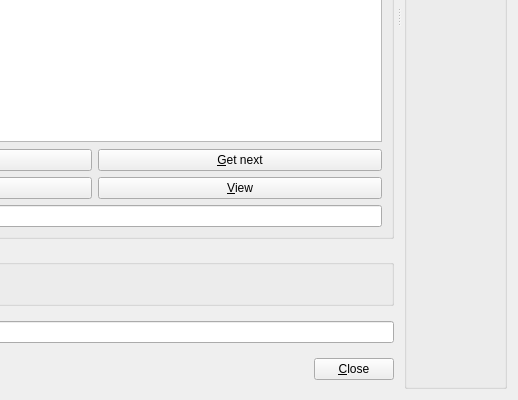
Old version of the form qtCreatorFiles/ui_marker.ui in the repository plomgrading/plom; both pictures show x 506 to 1024 and y 368 to 768 of the 1024 by 768 pixel window.
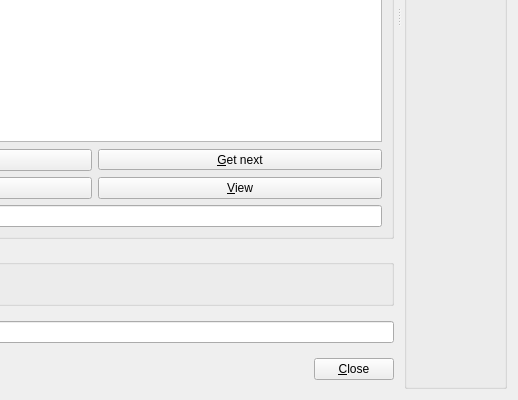
New version of the form. Custom widgets are drawn as their Qt base class.

Commit message: Client: Request paper n instead of next available

The edit to the form file:
```diff
--- a/qtCreatorFiles/ui_marker.ui
+++ b/qtCreatorFiles/ui_marker.ui
@@ -147,16 +147,6 @@
                </property>
               </widget>
              </item>
-             <item row="0" column="2">
-              <widget class="QPushButton" name="getNextButton">
-               <property name="focusPolicy">
-                <enum>Qt::NoFocus</enum>
-               </property>
-               <property name="text">
-                <string>&amp;Get next</string>
-               </property>
-              </widget>
-             </item>
              <item row="1" column="0">
               <widget class="QPushButton" name="deferButton">
                <property name="focusPolicy">
@@ -184,6 +174,22 @@
                </property>
               </widget>
              </item>
+             <item row="0" column="2">
+              <widget class="QToolButton" name="getNextButton">
+               <property name="sizePolicy">
+                <sizepolicy hsizetype="Minimum" vsizetype="Fixed">
+                 <horstretch>0</horstretch>
+                 <verstretch>0</verstretch>
+                </sizepolicy>
+               </property>
+               <property name="focusPolicy">
+                <enum>Qt::NoFocus</enum>
+               </property>
+               <property name="text">
+                <string>&amp;Get next</string>
+               </property>
+              </widget>
+             </item>
             </layout>
            </widget>
           </item>
```
The commit also changes 2 other files.
